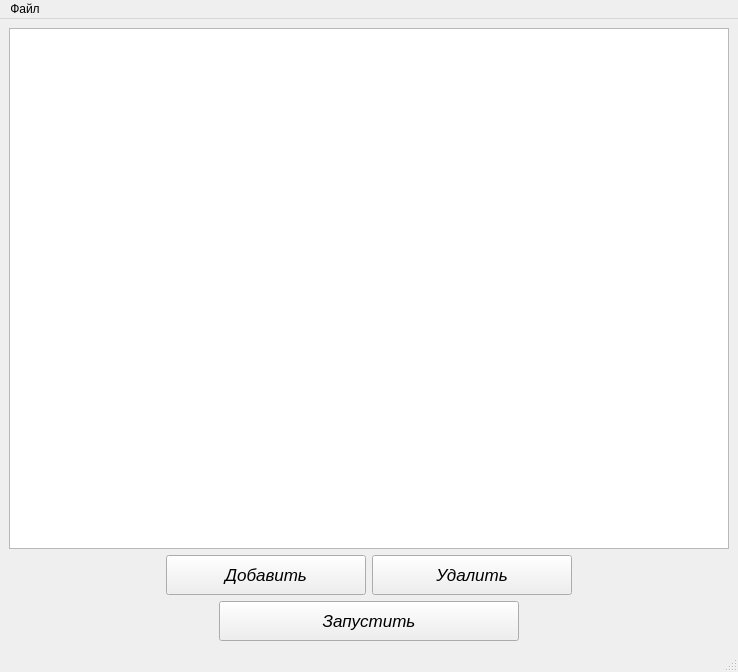
Above: mainwindow.ui from GrigaI/TestMaker before the change. Below: the same form after it.
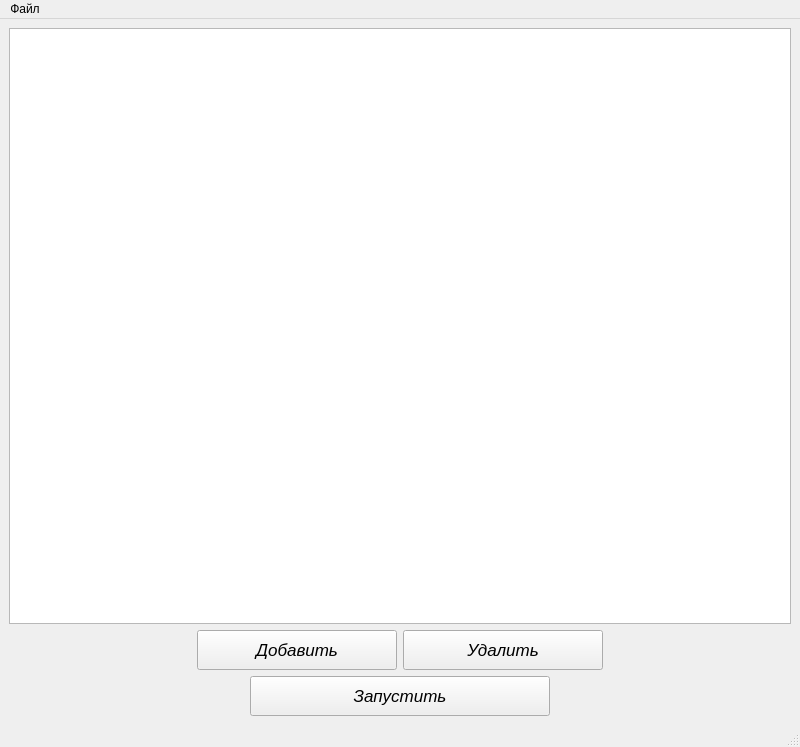
That is the form after the change. Icons and pictures are not drawn.

Diff of the .ui file:
```diff
--- a/mainwindow.ui
+++ b/mainwindow.ui
@@ -6,17 +6,30 @@
    <rect>
     <x>0</x>
     <y>0</y>
-    <width>738</width>
-    <height>672</height>
+    <width>800</width>
+    <height>747</height>
    </rect>
   </property>
+  <property name="minimumSize">
+   <size>
+    <width>800</width>
+    <height>0</height>
+   </size>
+  </property>
   <property name="windowTitle">
    <string>MainWindow</string>
   </property>
   <widget class="QWidget" name="centralwidget">
    <layout class="QVBoxLayout" name="verticalLayout">
     <item>
-     <widget class="QListWidget" name="listWidget"/>
+     <widget class="QListWidget" name="listWidget">
+      <property name="minimumSize">
+       <size>
+        <width>770</width>
+        <height>0</height>
+       </size>
+      </property>
+     </widget>
     </item>
     <item>
      <layout class="QHBoxLayout" name="horizontalLayout">
@@ -145,7 +158,7 @@
     <rect>
      <x>0</x>
      <y>0</y>
-     <width>738</width>
+     <width>800</width>
      <height>22</height>
     </rect>
    </property>
```
